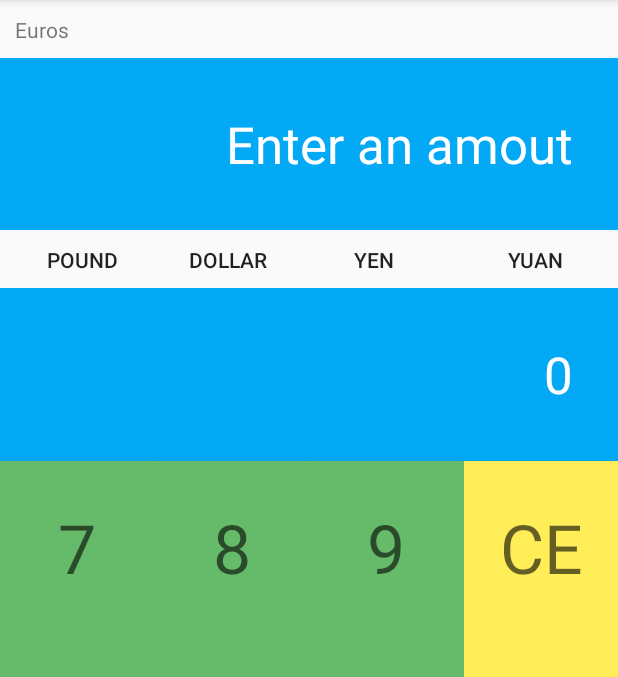
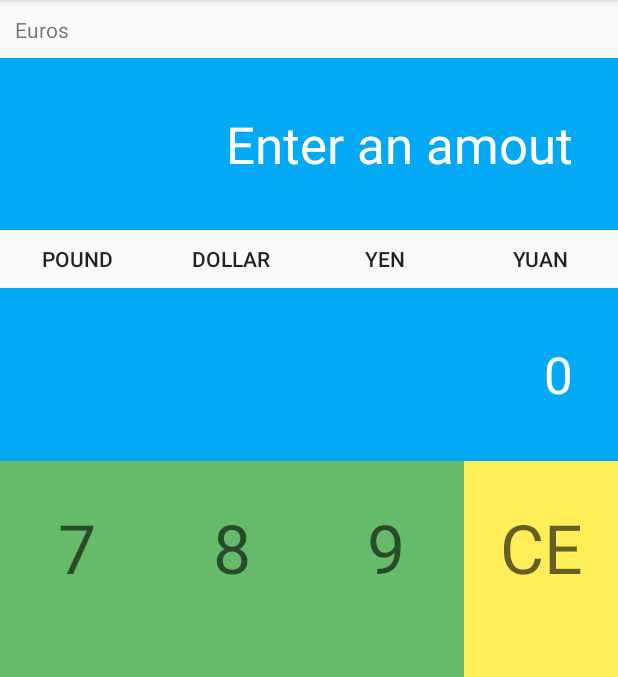
Before and after one commit to csanchezarisa/CFGS_DAM_2_-_Android_CalculadoraDivises, an Android app: the screen it shows after launch (MainActivity), on a phone screen of 412 x 824 dp, the part 84-761 px from its top. Run offline under Robolectric (Android 15) with nearby library versions, the phone set to English and light mode, and no system bars.

Commit message:
Responsive tanto horizontal como vertical

```diff
--- a/app/src/main/res/layout/activity_main.xml
+++ b/app/src/main/res/layout/activity_main.xml
@@ -104,8 +104,8 @@
 
     <LinearLayout
         android:id="@+id/layoutDivises"
-        android:layout_width="409dp"
-        android:layout_height="34dp"
+        android:layout_width="0dp"
+        android:layout_height="0dp"
         android:orientation="horizontal"
         app:layout_constraintBottom_toTopOf="@+id/viewFonsOutput"
         app:layout_constraintEnd_toEndOf="parent"
@@ -124,6 +124,7 @@
             android:id="@+id/btnDollar"
             android:layout_width="wrap_content"
             android:layout_height="wrap_content"
+            android:layout_weight="1"
             android:background="#00FFFFFF"
             android:text="@string/btnDollar" />
 
```
